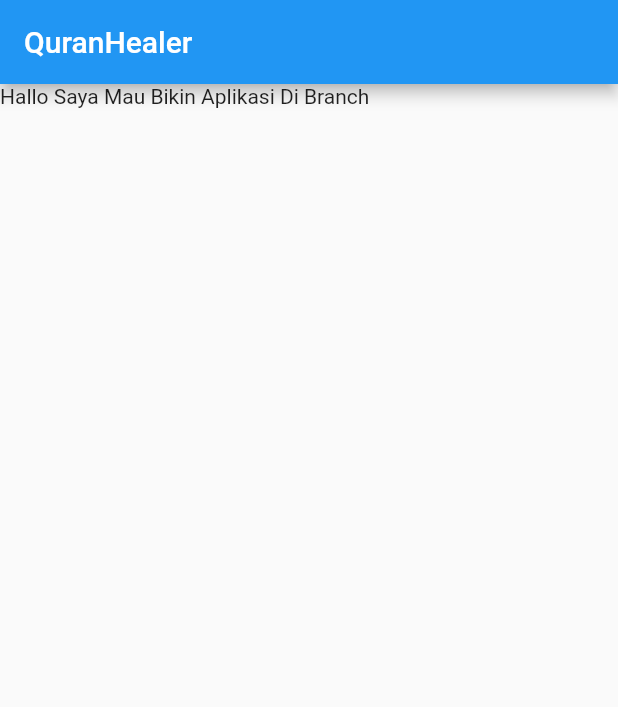
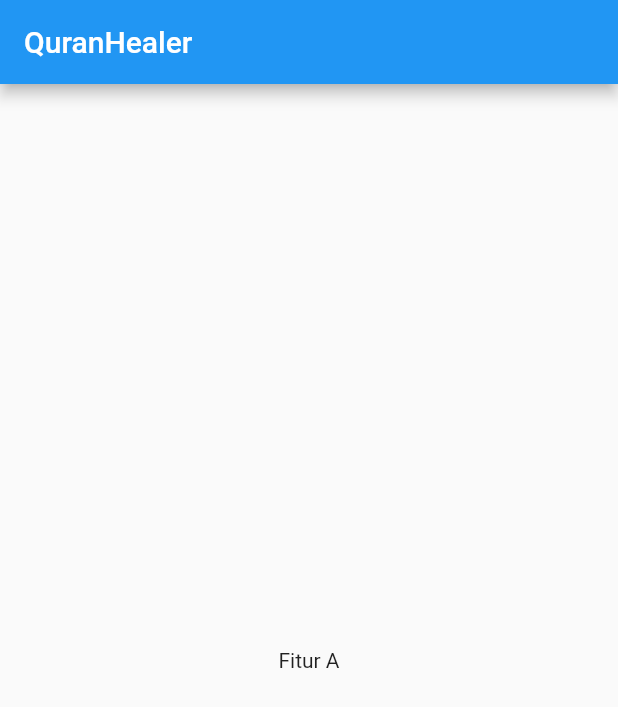
Before and after one commit to FarighMAkmalullah/Skripsi-Tugas-Akhir-QuranHeler, a Flutter app: the screen it shows after launch, on a phone screen of 412 x 824 dp. Shown: the top 707 px of the screen. Run offline on Flutter 3.47's test engine with Material 2 defaults, Android fonts, the phone set to English and light mode, and no system bars.

Commit message:
Ganti Texty jadi fitur A

```diff
--- a/lib/main.dart
+++ b/lib/main.dart
@@ -14,8 +14,9 @@ class QuranHealer extends StatelessWidget {
         appBar: AppBar(
           title: const Text("QuranHealer"),
         ),
-        body: Text("Hallo Saya Mau Bikin Aplikasi Di Branch "),
-
+        body: const Center(
+          child: Text("Fitur A"),
+        ),
       ),
     );
   }
```
